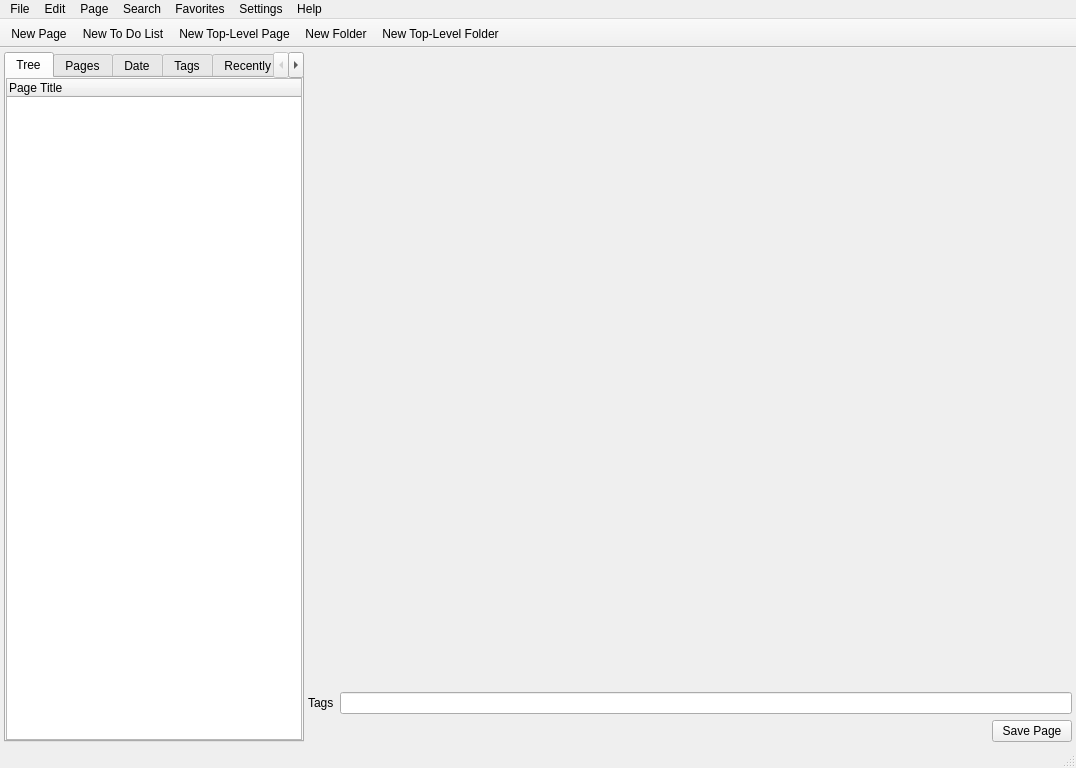
The window that pynotebookwindow.ui (redeyedvireo/PyNoteBook) describes before a commit, drawn with Qt 5.
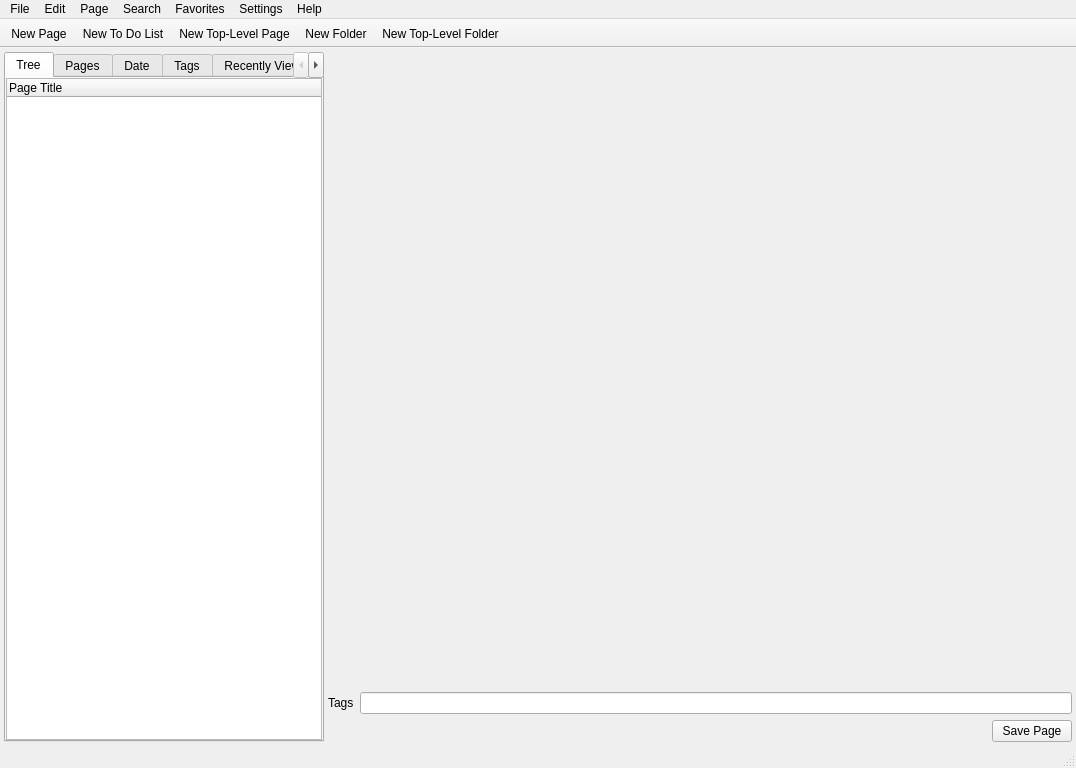
The same window after the commit. Icons and pictures are not drawn. Custom widgets are drawn as their Qt base class.

Commit message: Increase the width of the navigation pane.

Patch:
```diff
--- a/pynotebookwindow.ui
+++ b/pynotebookwindow.ui
@@ -44,7 +44,7 @@
       </property>
       <property name="minimumSize">
        <size>
-        <width>300</width>
+        <width>320</width>
         <height>0</height>
        </size>
       </property>
```
The commit also changes 1 other file.
